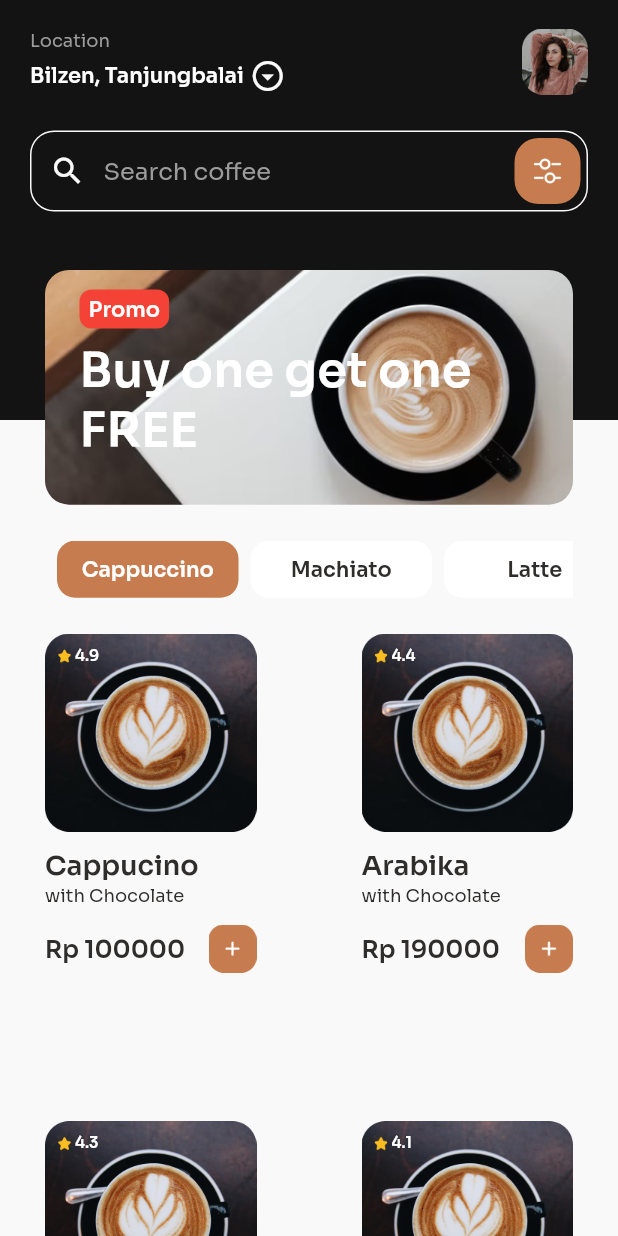
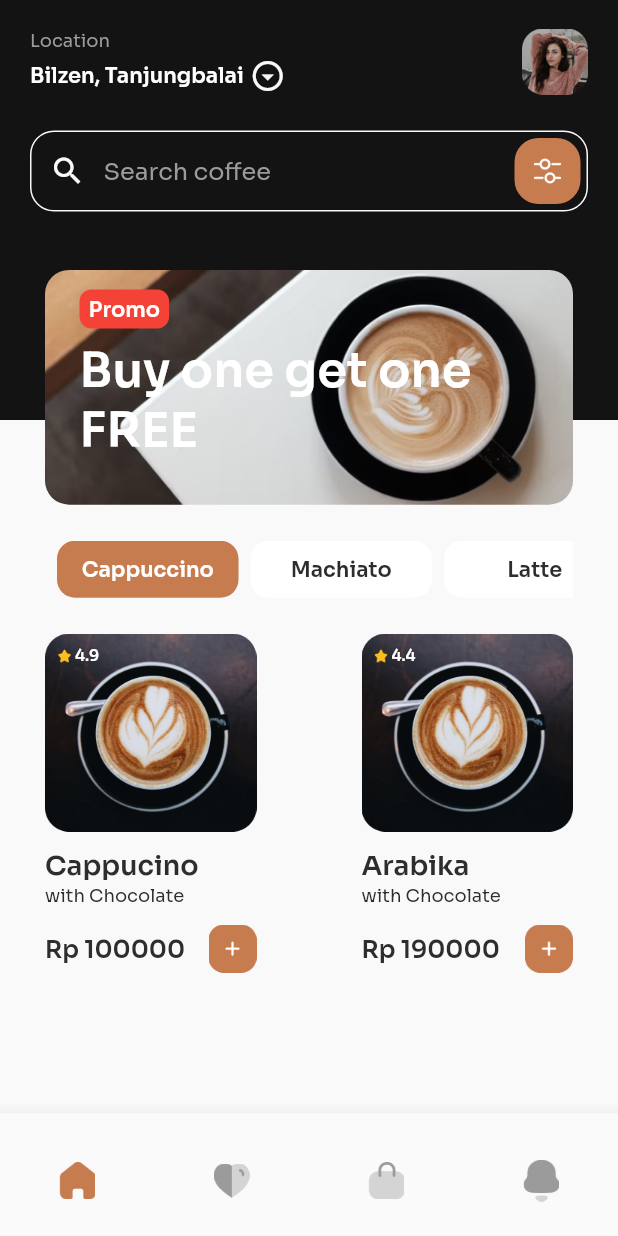
Before and after one commit to ahlanz/coffeeShop-app, a Flutter app: the screen it shows after launch, after a tap on "Get Started", on a phone screen of 412 x 824 dp. Run offline on Flutter 3.47's test engine with Material 2 defaults, Android fonts, the phone set to English and light mode, and no system bars; our stand-ins replace google_fonts.

Commit message:
feat: new navbar done

```diff
--- a/lib/Widget/product_coffee.dart
+++ b/lib/Widget/product_coffee.dart
@@ -53,6 +53,8 @@ class ProductCoffee extends StatelessWidget {
         itemBuilder: (context, int index) {
           return Container(
             margin: const EdgeInsets.symmetric(horizontal: 30, vertical: 24),
+            child: GestureDetector(
+              onTap: () => Navigator.pushNamed(context, '/detail-product'),
               child: Container(
                 width: 149,
                 child: Column(
@@ -128,6 +130,7 @@ class ProductCoffee extends StatelessWidget {
                   ],
                 ),
               ),
+            ),
           );
         });
   }
--- a/lib/main.dart
+++ b/lib/main.dart
@@ -1,3 +1,5 @@
+import 'package:coffee_shop/screens/bottom_navbar.dart';
+import 'package:coffee_shop/screens/detail_product.dart';
 import 'package:coffee_shop/screens/home_page.dart';
 import 'package:coffee_shop/screens/started_screen.dart';
 import 'package:flutter/material.dart';
@@ -15,7 +17,8 @@ class MainApp extends StatelessWidget {
       debugShowCheckedModeBanner: false,
       routes: {
         '/': (context) => const StartedPage(),
-        '/home': (context) => const HomePage(),
+        '/home': (context) => const BottomNavBarPage(),
+        '/detail-product': (context) => const DetailProductPage(),
       },
     );
   }
--- /dev/null
+++ b/lib/screens/bottom_navbar.dart
@@ -0,0 +1,98 @@
+import 'package:coffee_shop/screens/home_page.dart';
+import 'package:coffee_shop/screens/keranjang_page.dart';
+import 'package:coffee_shop/screens/notifikasi_page.dart';
+import 'package:coffee_shop/screens/suka_page.dart';
+import 'package:coffee_shop/theme.dart';
+import 'package:flutter/material.dart';
+
+class BottomNavBarPage extends StatefulWidget {
+  const BottomNavBarPage({super.key});
+
+  @override
+  State<BottomNavBarPage> createState() => _BottomNavBarPageState();
+}
+
+class _BottomNavBarPageState extends State<BottomNavBarPage> {
+  int currentIndex = 0;
+
+  @override
+  Widget build(BuildContext context) {
+    Widget body() {
+      switch (currentIndex) {
+        case 0:
+          return const HomePage();
+
+        case 1:
+          return const FavoritePage();
+
+        case 2:
+          return const KeranjangPage();
+
+        case 3:
+          return const NotifikasiPage();
+
+        default:
+          return HomePage();
+      }
+    }
+
+    return Scaffold(
+      bottomNavigationBar: BottomNavigationBar(
+        currentIndex: currentIndex,
+        onTap: (value) {
+          setState(() {
+            currentIndex = value;
+          });
+        },
+        type: BottomNavigationBarType.fixed,
+        items: <BottomNavigationBarItem>[
+          BottomNavigationBarItem(
+            icon: Container(
+              margin: EdgeInsets.only(top: 24),
+              child: Image.asset(
+                'assets/home_icon.png',
+                width: 24,
+                color: currentIndex == 0 ? primaryColor : secondaryTextColor,
+              ),
+            ),
+            label: '',
+          ),
+          BottomNavigationBarItem(
+            icon: Container(
+              margin: EdgeInsets.only(top: 24),
+              child: Image.asset(
+                'assets/suka_icon.png',
+                width: 24,
+                color: currentIndex == 1 ? primaryColor : secondaryTextColor,
+              ),
+            ),
+            label: '',
+          ),
+          BottomNavigationBarItem(
+            icon: Container(
+              margin: EdgeInsets.only(top: 24),
+              child: Image.asset(
+                'assets/keranjang_icon.png',
+                width: 24,
+                color: currentIndex == 2 ? primaryColor : secondaryTextColor,
+              ),
+            ),
+            label: '',
+          ),
+          BottomNavigationBarItem(
+            icon: Container(
+              margin: EdgeInsets.only(top: 24),
+              child: Image.asset(
+                'assets/notif_icon.png',
+                width: 24,
+                color: currentIndex == 3 ? primaryColor : secondaryTextColor,
+              ),
+            ),
+            label: '',
+          ),
+        ],
+      ),
+      body: body(),
+    );
+  }
+}
```
Also changed, not shown: lib/screens/detail_product.dart (added, +51 -0 lines), lib/screens/keranjang_page.dart (added, +14 -0 lines), lib/screens/notifikasi_page.dart (added, +14 -0 lines), lib/screens/suka_page.dart (added, +14 -0 lines), assets/home_icon.png (added), assets/icon_fav.png (added), assets/keranjang_icon.png (added), assets/notif_icon.png (added), assets/suka_icon.png (added), 3 other files. Lines whose indentation alone changed are shown as unchanged.
